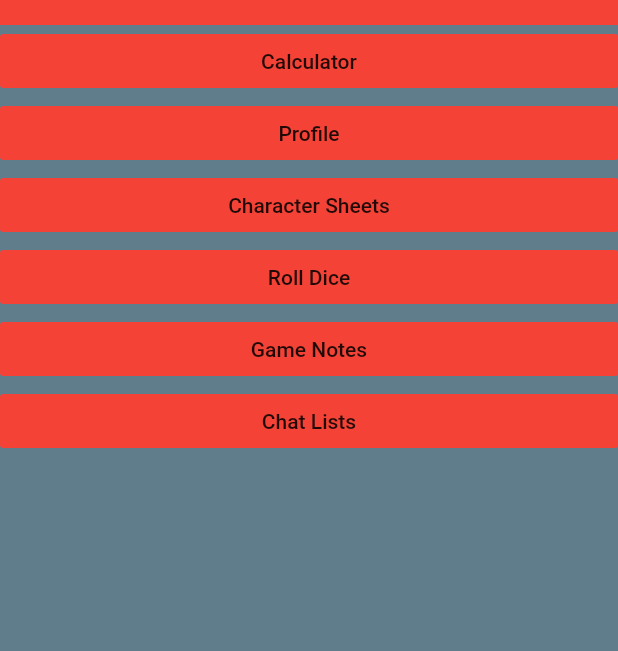
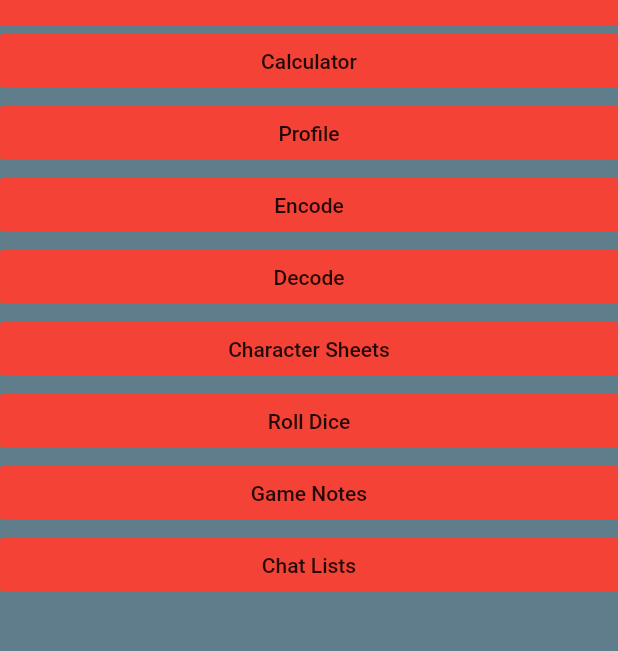
Before and after one commit to Grave2363/Table_Top_Assist, a Flutter app: the screen it shows once a user with an empty profile is signed in, on a phone screen of 412 x 824 dp, the part 59-710 px from its top. Run offline on Flutter 3.47's test engine with Material 2 defaults, Android fonts, the light colour scheme and no system bars; our stand-ins replace cloud_firestore, firebase_auth, firebase_database, firebase_messaging, flutter_spinkit, image_picker and 2 more; accounts and stored records are empty.

Commit message:
new portion
started to add cypher encode/decode pages

```diff
--- a/lib/Home/home.dart
+++ b/lib/Home/home.dart
@@ -95,6 +95,28 @@ class _homeState extends State<home> {
             ),
             FlatButton(
               color: Colors.red,
+              child: Text('Encode'),
+              onPressed: () async {
+                await Navigator.of(context).push(MaterialPageRoute(
+                    builder: (context) => profile()
+                ),
+                ).then((_){_read();setState(() {});
+                });
+              },
+            ),
+            FlatButton(
+              color: Colors.red,
+              child: Text('Decode'),
+              onPressed: () async {
+                await Navigator.of(context).push(MaterialPageRoute(
+                    builder: (context) => profile()
+                ),
+                ).then((_){_read();setState(() {});
+                });
+              },
+            ),
+            FlatButton(
+              color: Colors.red,
               child: Text('Character Sheets'),
               onPressed: ()  {
                 databaseService().setCollect(email);
```
Also changed, not shown: lib/Pages/Decode.dart (added), lib/Pages/Encode.dart (added).
